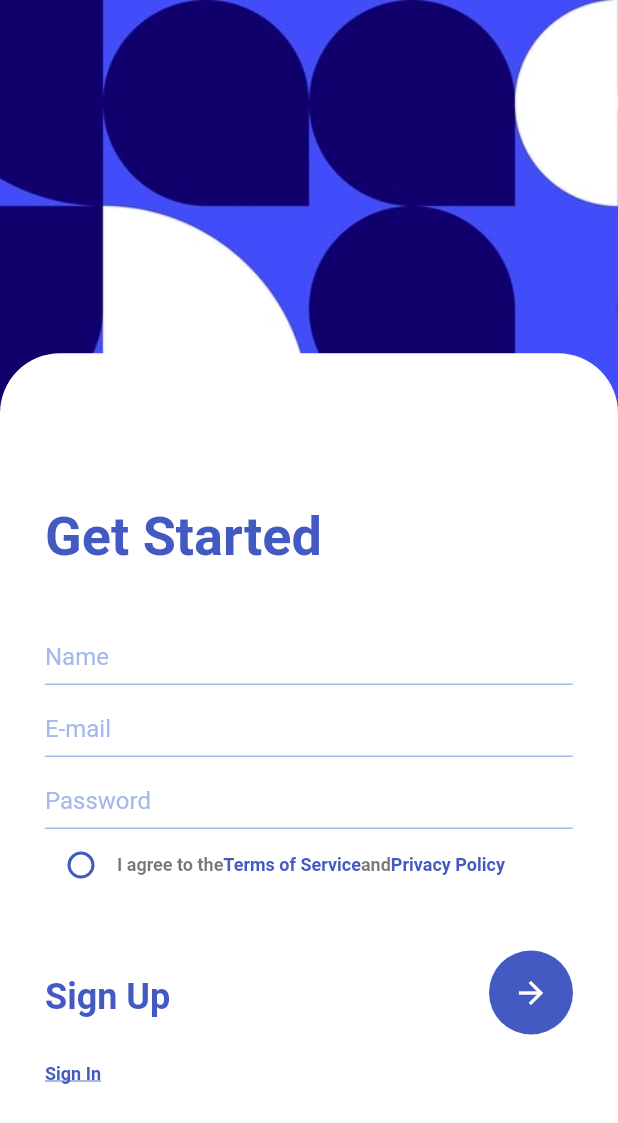
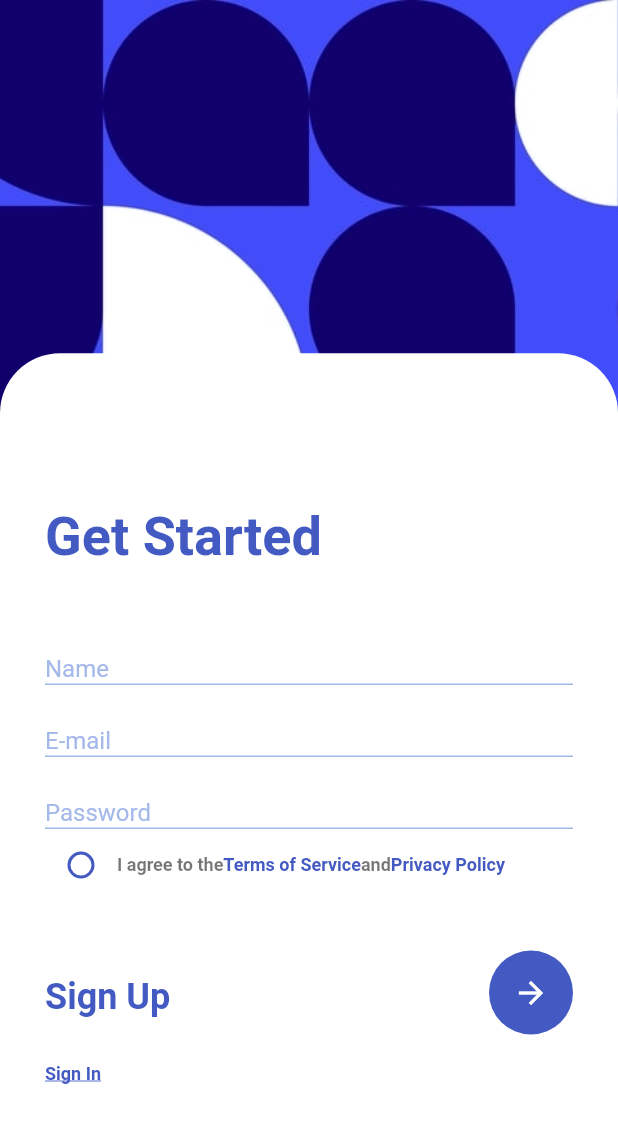
Before and after one commit to FelipeAngeli/sign_form_ui, a Flutter app: the screen it shows after launch, on a phone screen of 412 x 824 dp. Shown: the top 1123 px of the screen. Run offline on Flutter 3.47's test engine with Material 2 defaults, Android fonts, the phone set to English and light mode, and no system bars; Roboto replaces fonts that are missing (OpenSans).

Commit message:
padding text

```diff
--- a/lib/app/components/custom_field.dart
+++ b/lib/app/components/custom_field.dart
@@ -18,6 +18,7 @@ class CustomFiel extends StatelessWidget {
   Widget build(BuildContext context) {
     return TextFormField(
       decoration: InputDecoration(
+        contentPadding: const EdgeInsets.symmetric(vertical: 8),
         hintText: hinText,
         hintStyle: const TextStyle(
           color: AppStyles.colorSegundary,
```
Also changed, not shown: pubspec.yaml (+5 -3 lines), assets/images/signin.png (added), assets/images/signup.png (added).
